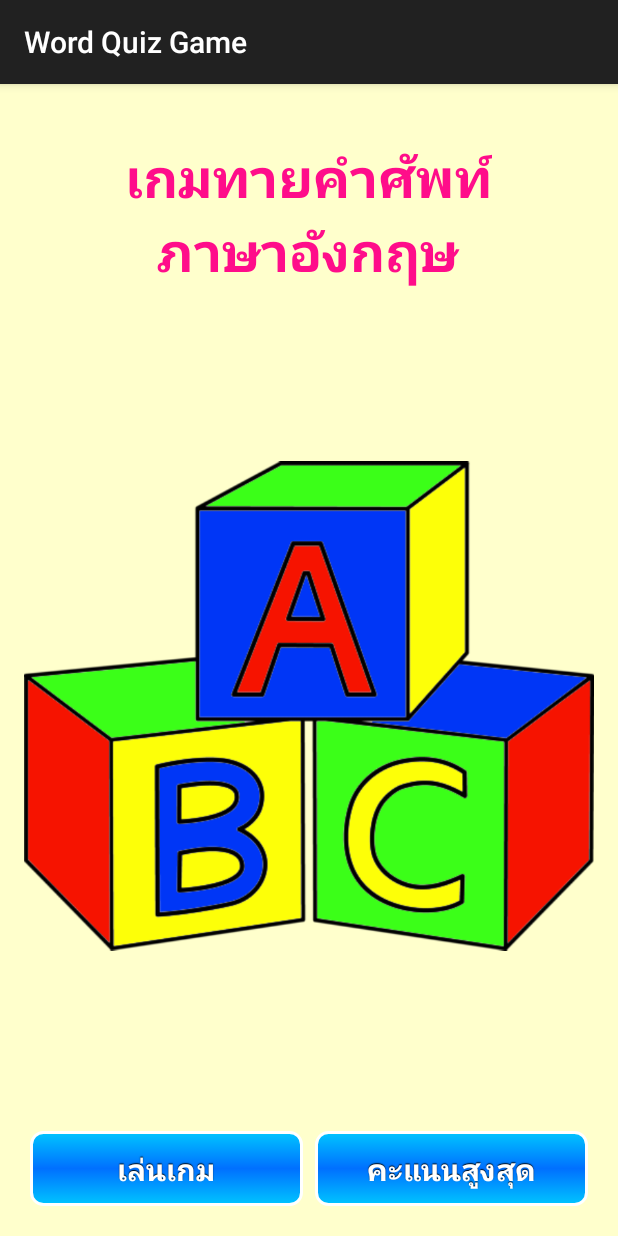
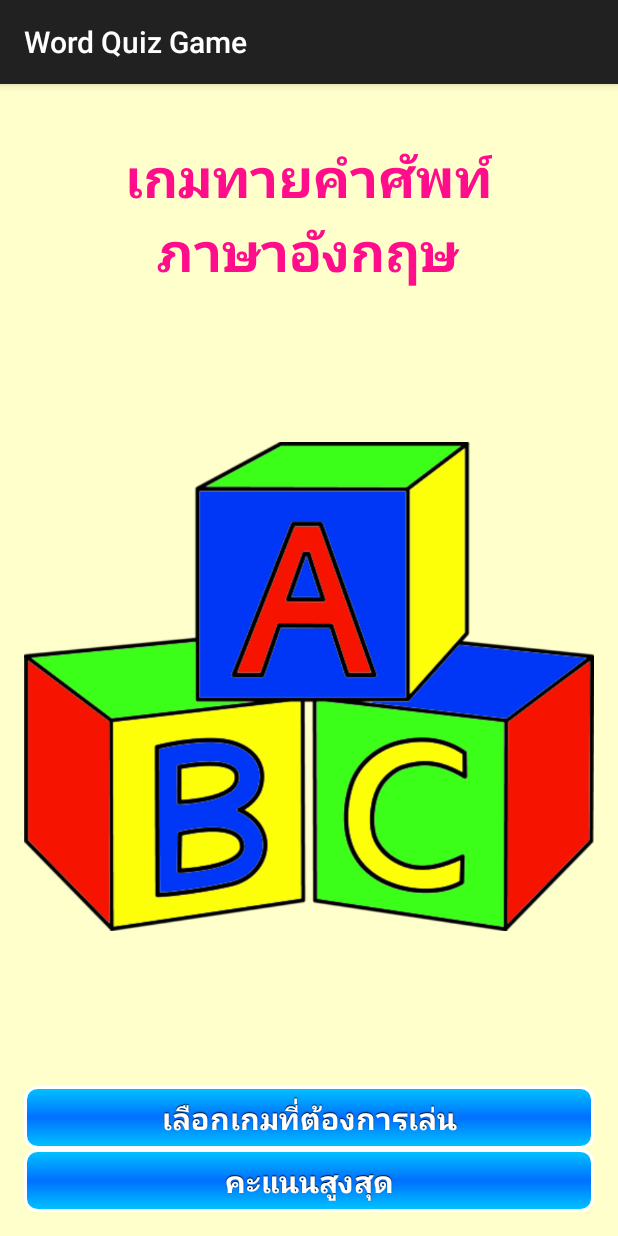
Before and after one commit to chitchy/WordQuizGmae, an Android app: the screen it shows after launch (ChooseGameAcitvity), on a phone screen of 412 x 824 dp. Run offline under Robolectric (Android 15) with nearby library versions, the phone set to English and light mode, and no system bars.

```diff
--- a/app/src/main/res/layout/activity_choose_game_acitvity.xml
+++ b/app/src/main/res/layout/activity_choose_game_acitvity.xml
@@ -33,22 +33,19 @@
     <LinearLayout
         android:layout_width="match_parent"
         android:layout_height="wrap_content"
-        android:orientation="horizontal">
+        android:orientation="vertical">
 
         <Button
             android:id="@+id/playGameButton1"
-            android:layout_width="0dp"
-            android:layout_height="50dp"
-            android:layout_margin="4dp"
-            android:layout_weight="1"
-            android:text="@string/play_game_label"/>
+            android:layout_width="match_parent"
+            android:onClick="clickChooseGame"
+            android:layout_height="wrap_content"
+            android:text="@string/choose_game"/>
 
         <Button
             android:id="@+id/highScoreButton1"
-            android:layout_width="0dp"
-            android:layout_height="50dp"
-            android:layout_margin="4dp"
-            android:layout_weight="1"
+            android:layout_width="match_parent"
+            android:layout_height="wrap_content"
             android:text="@string/high_score_label"/>
 
     </LinearLayout>
--- a/app/src/main/res/values/dimens.xml
+++ b/app/src/main/res/values/dimens.xml
@@ -2,4 +2,8 @@
     <!-- Default screen margins, per the Android Design guidelines. -->
     <dimen name="activity_horizontal_margin">16dp</dimen>
     <dimen name="activity_vertical_margin">16dp</dimen>
+
+    <dimen name="button1">300dp</dimen>
+    <dimen name="h1">25dp</dimen>
+    <dimen name="h2">15dp</dimen>
 </resources>
--- a/app/src/main/res/values/strings.xml
+++ b/app/src/main/res/values/strings.xml
@@ -55,4 +55,12 @@
     <string name="title_activity_game1">Game1</string>
 
     <string name="hello_world">Hello world!</string>
+
+    <string name="choose_game">เลือกเกมที่ต้องการเล่น</string>
+    <string name="game1">เกมทายคำศัพท์จากรูปภาพ</string>
+    <string name="game2">เกมสะกดคำศัพท์ตามรูปภาพ</string>
+    <string name="game3">เกมจับคู่คำศัพท์และรูปภาพ</string>
+
+
+
 </resources>
```
Also changed, not shown: app/src/main/AndroidManifest.xml (+5 -4 lines), app/src/main/java/com/example/wordquizgame/ChooseGameAcitvity.java (+8 -0 lines), app/src/main/java/com/example/wordquizgame/ShowGameActivity.java (added, +13 -0 lines), app/src/main/res/layout/activity_show_game.xml (added, +50 -0 lines).
